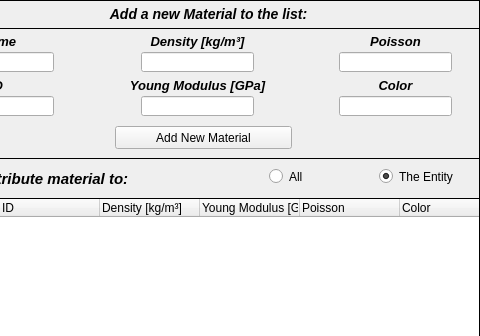
open-pulse/OpenPulse, file pulse/uix/user_input/ui/materialInput.ui: the form before one commit; both pictures show x 101 to 581 and y 0 to 336 of the 581 by 487 pixel window.
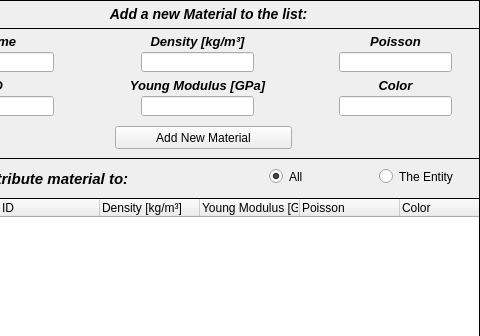
The form after the commit. Icons and pictures are not drawn.

Diff of the .ui file:
```diff
--- a/pulse/uix/user_input/ui/materialInput.ui
+++ b/pulse/uix/user_input/ui/materialInput.ui
@@ -94,7 +94,7 @@
       <string>The Entity</string>
      </property>
      <property name="checked">
-      <bool>true</bool>
+      <bool>false</bool>
      </property>
     </widget>
     <widget class="QRadioButton" name="radioButton_all">
@@ -114,6 +114,9 @@
      <property name="text">
       <string>All</string>
      </property>
+     <property name="checked">
+      <bool>true</bool>
+     </property>
     </widget>
     <widget class="QLabel" name="label">
      <property name="geometry">
```
